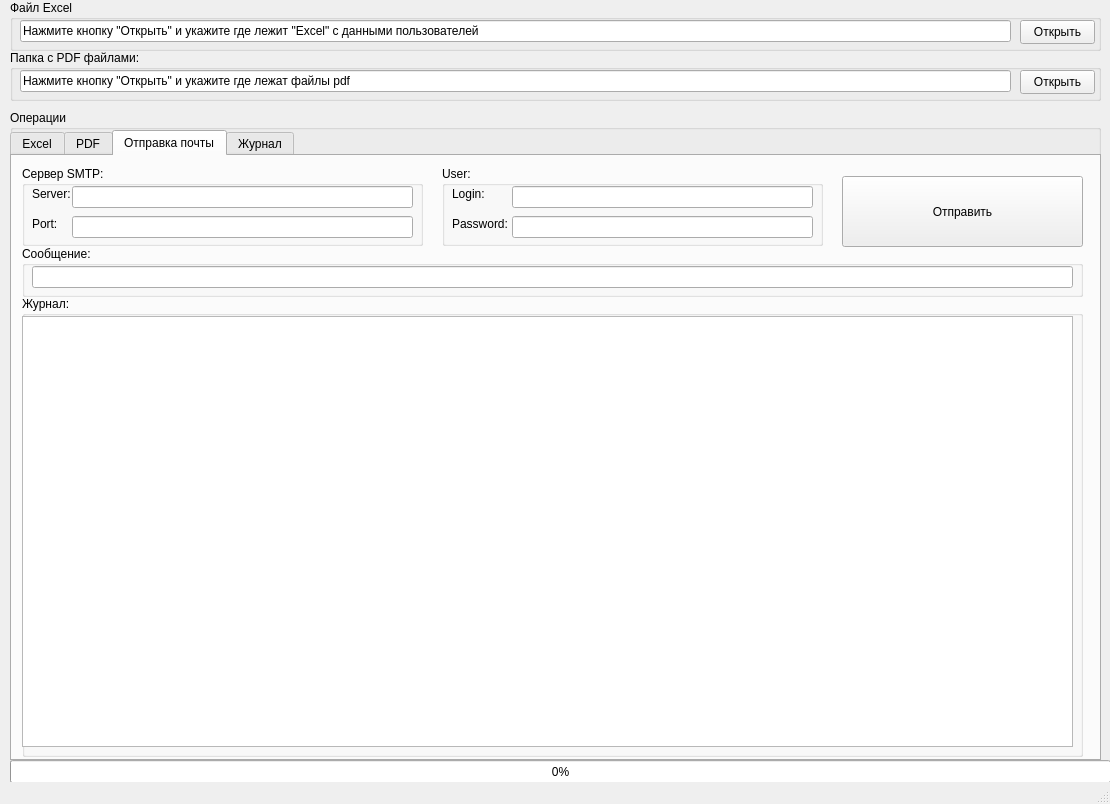
Above: src/ui/main_form.ui from gloryvictory/Kvartplata24mail before the change. Below: the same form after it.
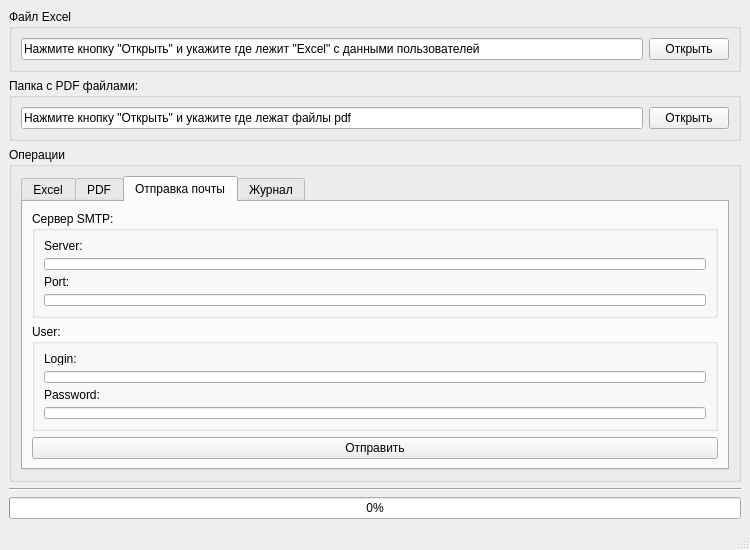
That is the form after the change. The open tabs and pages were chosen to show the change.

```diff
--- a/src/ui/main_form.ui
+++ b/src/ui/main_form.ui
@@ -6,53 +6,35 @@
    <rect>
     <x>0</x>
     <y>0</y>
-    <width>1110</width>
-    <height>804</height>
+    <width>750</width>
+    <height>550</height>
    </rect>
   </property>
   <property name="sizePolicy">
-   <sizepolicy hsizetype="Fixed" vsizetype="Fixed">
+   <sizepolicy hsizetype="Expanding" vsizetype="Expanding">
     <horstretch>0</horstretch>
     <verstretch>0</verstretch>
    </sizepolicy>
   </property>
   <property name="minimumSize">
    <size>
-    <width>1110</width>
-    <height>804</height>
-   </size>
-  </property>
-  <property name="maximumSize">
-   <size>
-    <width>1110</width>
-    <height>804</height>
+    <width>750</width>
+    <height>550</height>
    </size>
   </property>
   <property name="windowTitle">
    <string>Программа</string>
   </property>
   <widget class="QWidget" name="centralwidget">
+   <layout class="QVBoxLayout" name="verticalLayout_2">
+    <item>
    <widget class="QGroupBox" name="groupBox">
-    <property name="geometry">
-     <rect>
-      <x>10</x>
-      <y>0</y>
-      <width>1091</width>
-      <height>51</height>
-     </rect>
-    </property>
     <property name="title">
      <string>Файл Excel</string>
     </property>
+      <layout class="QGridLayout" name="gridLayout_2">
+       <item row="0" column="0">
     <widget class="QLineEdit" name="leExcel">
-     <property name="geometry">
-      <rect>
-       <x>10</x>
-       <y>20</y>
-       <width>991</width>
-       <height>22</height>
-      </rect>
-     </property>
      <property name="inputMask">
       <string/>
      </property>
@@ -63,41 +45,25 @@
       <bool>true</bool>
      </property>
     </widget>
+       </item>
+       <item row="0" column="1">
     <widget class="QPushButton" name="btnExcel">
-     <property name="geometry">
-      <rect>
-       <x>1010</x>
-       <y>20</y>
-       <width>75</width>
-       <height>24</height>
-      </rect>
-     </property>
      <property name="text">
       <string>Открыть</string>
      </property>
     </widget>
-   </widget>
+       </item>
+      </layout>
+     </widget>
+    </item>
+    <item>
    <widget class="QGroupBox" name="groupBox_2">
-    <property name="geometry">
-     <rect>
-      <x>10</x>
-      <y>50</y>
-      <width>1091</width>
-      <height>51</height>
-     </rect>
-    </property>
     <property name="title">
      <string>Папка с PDF файлами:</string>
     </property>
+      <layout class="QGridLayout" name="gridLayout_3">
+       <item row="0" column="0">
     <widget class="QLineEdit" name="lePDF">
-     <property name="geometry">
-      <rect>
-       <x>10</x>
-       <y>20</y>
-       <width>991</width>
-       <height>22</height>
-      </rect>
-     </property>
      <property name="text">
       <string>Нажмите кнопку &quot;Открыть&quot; и укажите где лежат файлы pdf</string>
      </property>
@@ -105,41 +71,27 @@
       <bool>true</bool>
      </property>
     </widget>
+       </item>
+       <item row="0" column="1">
     <widget class="QPushButton" name="btnPDF">
-     <property name="geometry">
-      <rect>
-       <x>1010</x>
-       <y>20</y>
-       <width>75</width>
-       <height>24</height>
-      </rect>
-     </property>
      <property name="text">
       <string>Открыть</string>
      </property>
     </widget>
-   </widget>
+       </item>
+      </layout>
+     </widget>
+    </item>
+    <item>
+     <layout class="QVBoxLayout" name="verticalLayout">
+      <item>
    <widget class="QGroupBox" name="groupBox_3">
-    <property name="geometry">
-     <rect>
-      <x>10</x>
-      <y>110</y>
-      <width>1091</width>
-      <height>651</height>
-     </rect>
-    </property>
     <property name="title">
      <string>Операции</string>
     </property>
+        <layout class="QGridLayout" name="gridLayout_4">
+         <item row="0" column="0">
     <widget class="QTabWidget" name="tabOperations">
-     <property name="geometry">
-      <rect>
-       <x>0</x>
-       <y>20</y>
-       <width>1091</width>
-       <height>631</height>
-      </rect>
-     </property>
      <property name="currentIndex">
       <number>0</number>
      </property>
@@ -180,214 +132,123 @@
       <attribute name="title">
        <string>Отправка почты</string>
       </attribute>
-      <widget class="QGroupBox" name="gbServer">
-       <property name="geometry">
-        <rect>
-         <x>10</x>
-         <y>10</y>
-         <width>401</width>
-         <height>80</height>
-        </rect>
-       </property>
-       <property name="title">
-        <string>Сервер SMTP:</string>
-       </property>
-       <widget class="QLabel" name="lblServer">
-        <property name="geometry">
-         <rect>
-          <x>10</x>
-          <y>20</y>
-          <width>49</width>
-          <height>16</height>
-         </rect>
-        </property>
+            <layout class="QGridLayout" name="gridLayout_9">
+             <item row="0" column="0">
+              <layout class="QGridLayout" name="gridLayout_8">
+               <item row="5" column="0">
+                <widget class="QPushButton" name="btnMail">
         <property name="text">
-         <string>Server:</string>
-        </property>
-       </widget>
-       <widget class="QLabel" name="lblPort">
-        <property name="geometry">
-         <rect>
-          <x>10</x>
-          <y>50</y>
-          <width>49</width>
-          <height>16</height>
-         </rect>
-        </property>
-        <property name="text">
-         <string>Port:</string>
-        </property>
-       </widget>
-       <widget class="QLineEdit" name="leServer">
-        <property name="geometry">
-         <rect>
-          <x>50</x>
-          <y>20</y>
-          <width>341</width>
-          <height>22</height>
-         </rect>
-        </property>
-       </widget>
-       <widget class="QLineEdit" name="lePort">
-        <property name="geometry">
-         <rect>
-          <x>50</x>
-          <y>50</y>
-          <width>341</width>
-          <height>22</height>
-         </rect>
-        </property>
-       </widget>
-      </widget>
+                  <string>Отправить</string>
+                 </property>
+                </widget>
+               </item>
+               <item row="2" column="0">
       <widget class="QGroupBox" name="groupBox_4">
-       <property name="geometry">
-        <rect>
-         <x>430</x>
-         <y>10</y>
-         <width>381</width>
-         <height>80</height>
-        </rect>
-       </property>
        <property name="title">
         <string>User:</string>
        </property>
+                 <layout class="QGridLayout" name="gridLayout_10">
+                  <item row="1" column="0">
+                   <widget class="QLineEdit" name="leLogin"/>
+                  </item>
+                  <item row="0" column="0">
        <widget class="QLabel" name="lblLogin">
-        <property name="geometry">
-         <rect>
-          <x>10</x>
-          <y>20</y>
-          <width>49</width>
-          <height>16</height>
-         </rect>
-        </property>
         <property name="text">
          <string>Login:</string>
         </property>
        </widget>
-       <widget class="QLineEdit" name="leLogin">
-        <property name="geometry">
-         <rect>
-          <x>70</x>
-          <y>20</y>
-          <width>301</width>
-          <height>22</height>
-         </rect>
-        </property>
-       </widget>
+                  </item>
+                  <item row="2" column="0">
        <widget class="QLabel" name="lblPassword">
-        <property name="geometry">
-         <rect>
-          <x>10</x>
-          <y>50</y>
-          <width>61</width>
-          <height>16</height>
-         </rect>
-        </property>
         <property name="text">
          <string>Password:</string>
         </property>
        </widget>
-       <widget class="QLineEdit" name="lePassword">
-        <property name="geometry">
-         <rect>
-          <x>70</x>
-          <y>50</y>
-          <width>301</width>
-          <height>22</height>
-         </rect>
-        </property>
-       </widget>
-      </widget>
-      <widget class="QPushButton" name="btnMail">
-       <property name="geometry">
-        <rect>
-         <x>830</x>
-         <y>20</y>
-         <width>241</width>
-         <height>71</height>
-        </rect>
-       </property>
+                  </item>
+                  <item row="3" column="0">
+                   <widget class="QLineEdit" name="lePassword"/>
+                  </item>
+                 </layout>
+                </widget>
+               </item>
+               <item row="1" column="0">
+                <widget class="QGroupBox" name="gbServer">
+                 <property name="title">
+                  <string>Сервер SMTP:</string>
+                 </property>
+                 <layout class="QGridLayout" name="gridLayout_11">
+                  <item row="3" column="1">
+                   <widget class="QLineEdit" name="lePort"/>
+                  </item>
+                  <item row="2" column="1">
+                   <widget class="QLabel" name="lblPort">
        <property name="text">
-        <string>Отправить</string>
-       </property>
-      </widget>
-      <widget class="QGroupBox" name="groupBox_5">
-       <property name="geometry">
-        <rect>
-         <x>10</x>
-         <y>90</y>
-         <width>1061</width>
-         <height>51</height>
-        </rect>
-       </property>
-       <property name="title">
-        <string>Сообщение:</string>
-       </property>
-       <widget class="QLineEdit" name="lineEdit">
-        <property name="geometry">
-         <rect>
-          <x>10</x>
-          <y>20</y>
-          <width>1041</width>
-          <height>22</height>
-         </rect>
-        </property>
-       </widget>
-      </widget>
-      <widget class="QGroupBox" name="groupBox_6">
-       <property name="geometry">
-        <rect>
-         <x>10</x>
-         <y>140</y>
-         <width>1061</width>
-         <height>461</height>
-        </rect>
-       </property>
-       <property name="title">
-        <string>Журнал:</string>
-       </property>
-       <widget class="QListWidget" name="lvLogMail">
-        <property name="geometry">
-         <rect>
-          <x>0</x>
-          <y>20</y>
-          <width>1051</width>
-          <height>431</height>
-         </rect>
-        </property>
-       </widget>
-      </widget>
+                     <string>Port:</string>
+                    </property>
+                   </widget>
+                  </item>
+                  <item row="1" column="1">
+                   <widget class="QLineEdit" name="leServer"/>
+                  </item>
+                  <item row="0" column="1">
+                   <widget class="QLabel" name="lblServer">
+                    <property name="text">
+                     <string>Server:</string>
+                    </property>
+                   </widget>
+                  </item>
+                 </layout>
+                </widget>
+               </item>
+               <item row="6" column="0">
+                <spacer name="verticalSpacer">
+                 <property name="orientation">
+                  <enum>Qt::Vertical</enum>
+                 </property>
+                 <property name="sizeHint" stdset="0">
+                  <size>
+                   <width>20</width>
+                   <height>40</height>
+                  </size>
+                 </property>
+                </spacer>
+               </item>
+              </layout>
+             </item>
+            </layout>
      </widget>
      <widget class="QWidget" name="tabLog">
       <attribute name="title">
        <string>Журнал</string>
       </attribute>
-      <widget class="QListWidget" name="lvLog">
-       <property name="geometry">
-        <rect>
-         <x>0</x>
-         <y>0</y>
-         <width>1091</width>
-         <height>611</height>
-        </rect>
-       </property>
-      </widget>
-     </widget>
-    </widget>
-   </widget>
+            <layout class="QGridLayout" name="gridLayout_7">
+             <item row="0" column="0">
+              <widget class="QListWidget" name="lvLog"/>
+             </item>
+            </layout>
+           </widget>
+          </widget>
+         </item>
+        </layout>
+       </widget>
+      </item>
+     </layout>
+    </item>
+    <item>
+     <widget class="Line" name="line">
+      <property name="orientation">
+       <enum>Qt::Horizontal</enum>
+      </property>
+     </widget>
+    </item>
+    <item>
    <widget class="QProgressBar" name="pbMain">
-    <property name="geometry">
-     <rect>
-      <x>10</x>
-      <y>760</y>
-      <width>1101</width>
-      <height>23</height>
-     </rect>
-    </property>
     <property name="value">
      <number>0</number>
     </property>
    </widget>
+    </item>
+   </layout>
   </widget>
   <widget class="QStatusBar" name="statusbar"/>
  </widget>
```
Left out of the diff: 30 changed lines with no effect on the pictures. Lines whose indentation alone changed are shown as unchanged.
